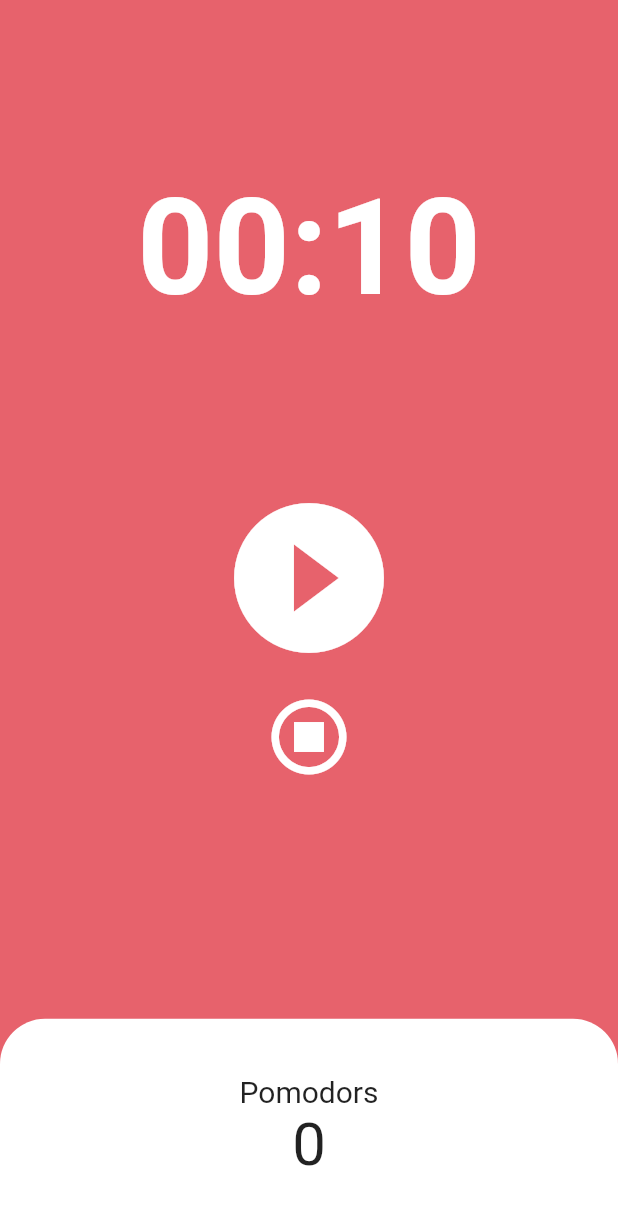
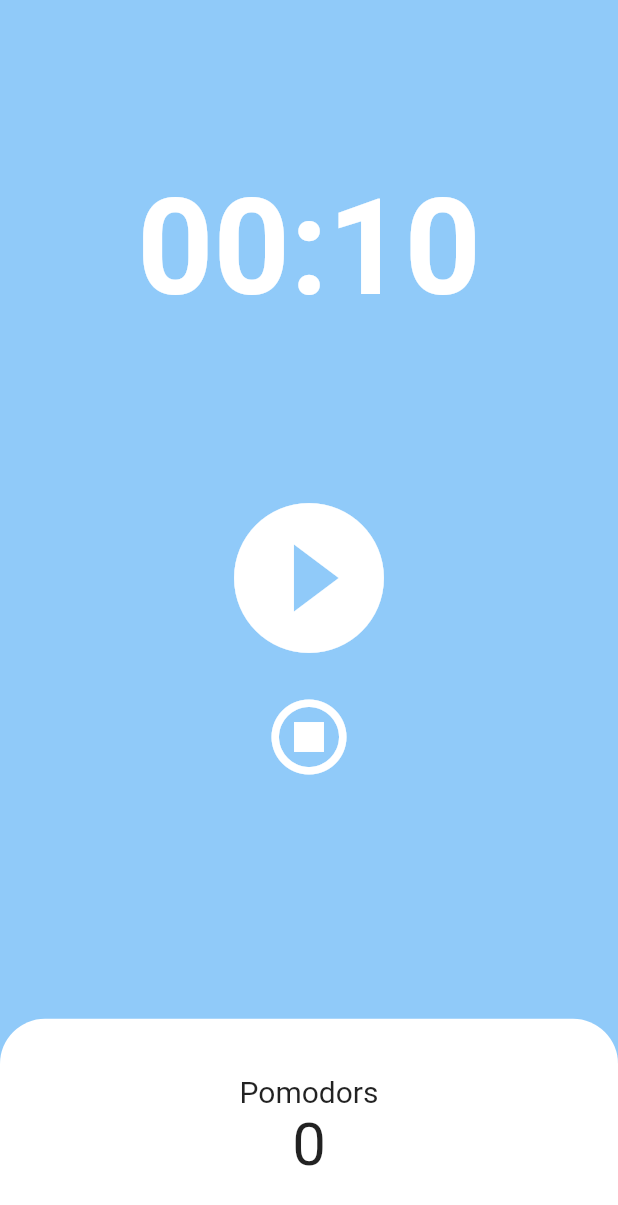
Before and after one commit to bigtrader91/Flutter_Practice, a Flutter app: the screen it shows after launch, on a phone screen of 412 x 824 dp. Shown: the top 1205 px of the screen. Run offline on Flutter 3.47's test engine with Material 2 defaults, Android fonts, the phone set to English and light mode, and no system bars.

Commit message:
[refactor] change theme

```diff
--- a/lib/main.dart
+++ b/lib/main.dart
@@ -10,35 +10,6 @@ class App extends StatelessWidget {
 
   @override
   Widget build(BuildContext context) {
-    return MaterialApp(
-        theme: ThemeData(
-          colorScheme: ColorScheme.fromSwatch(
-            cardColor: const Color.fromARGB(214, 218, 213, 145),
-            backgroundColor: const Color(0xFFE7626C),
-          ),
-          textTheme: const TextTheme(
-            titleLarge: TextStyle(
-              color: Colors.red,
-            ),
-          ),
-        ),
-        home: const HomeScreen());
+    return const MaterialApp(home: HomeScreen());
   }
 }
-
-class MyLargeTitle extends StatelessWidget {
-  const MyLargeTitle({
-    Key? key,
-  }) : super(key: key);
-
-  @override
-  Widget build(BuildContext context) {
-    return Text(
-      'My Large Title',
-      style: TextStyle(
-        fontSize: 30,
-        color: Theme.of(context).textTheme.titleLarge?.color,
-      ),
-    );
-  }
-}
```
